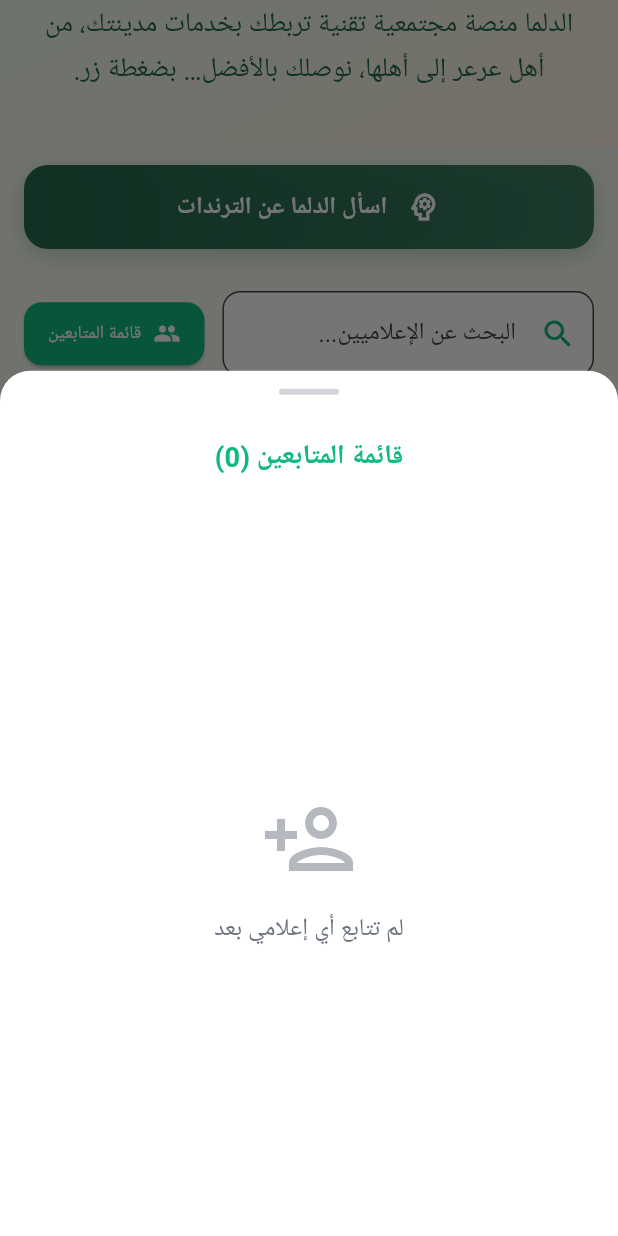
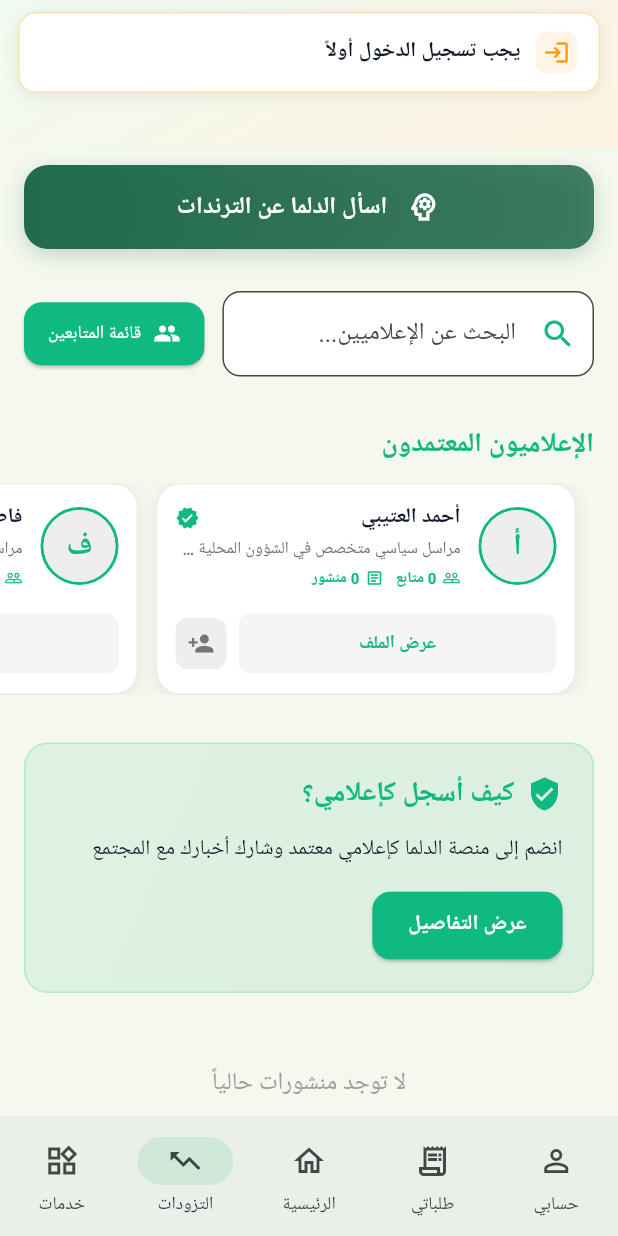
Before and after one commit to kkkrraamm/aldlma, a Flutter app: the screen it shows after launch, item 4 of the bottom bar chosen, scrolled down 576 dp, after a tap on "قائمة المتابعين", on a phone screen of 412 x 824 dp. Run offline on Flutter 3.47's test engine with Material 3 defaults, Android fonts, the phone set to English and light mode, and no system bars; our stand-ins replace cached_network_image, device_info_plus, firebase_core, firebase_messaging, flutter_local_notifications, geolocator and 5 more; accounts and stored records are empty; network calls fail; Roboto replaces fonts that are missing (Cairo).

Commit message:
feat: Require login to view following list in Trends page

```diff
--- a/lib/trends_page.dart
+++ b/lib/trends_page.dart
@@ -565,6 +565,16 @@ class _TrendsPageState extends State<TrendsPage> {
   }
 
   void _showFollowingList() {
+    // التحقق من تسجيل الدخول
+    if (!_isLoggedIn || _token == null) {
+      NotificationsService.instance.toast(
+        'يجب تسجيل الدخول أولاً',
+        icon: Icons.login,
+        color: Colors.orange,
+      );
+      return;
+    }
+
     final theme = ThemeConfig.instance;
     final isDark = theme.isDarkMode;
 
@@ -979,7 +989,20 @@ class _TrendsPageState extends State<TrendsPage> {
               ),
               SizedBox(width: 8),
               GestureDetector(
-                onTap: () => _toggleFollow(journalistId),
+                onTap: () {
+                  if (!_isLoggedIn) {
+                    // إذا لم يكن مسجل دخول، عرض رسالة وتوجيهه لتسجيل الدخول
+                    NotificationsService.instance.toast(
+                      'يجب تسجيل الدخول للمتابعة',
+                      color: Colors.orange,
+                      icon: Icons.login,
+                    );
+                    // يمكن إضافة Navigation لصفحة تسجيل الدخول هنا إذا أردت
+                    Navigator.pushNamed(context, '/login');
+                  } else {
+                    _toggleFollow(journalistId);
+                  }
+                },
                 child: Container(
                   padding: EdgeInsets.all(8),
                   decoration: BoxDecoration(
```
